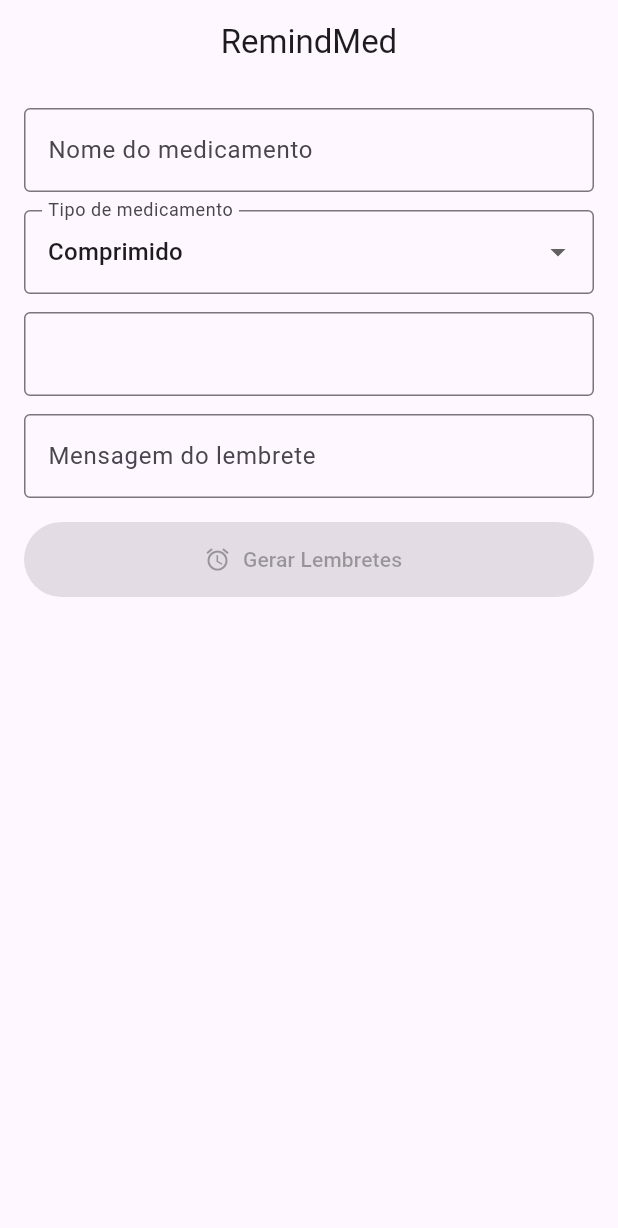
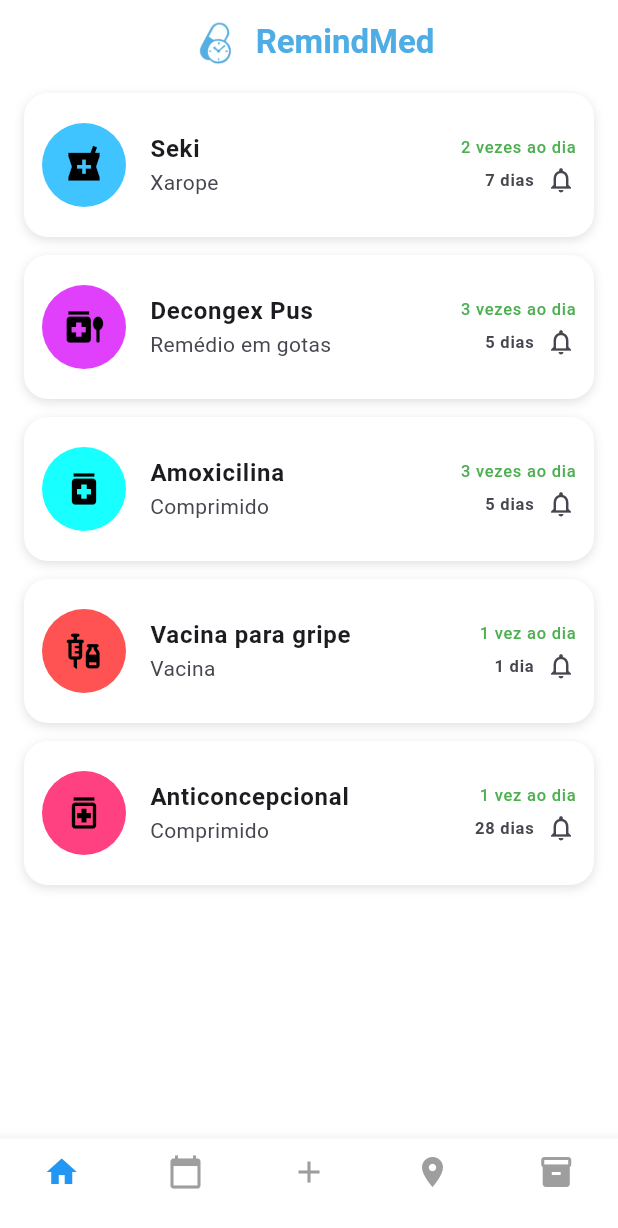
Before and after one commit to juschmidtt/remindmed, a Flutter app: the screen it shows after launch, on a phone screen of 412 x 824 dp. Shown: the top 1228 px of the screen. Run offline on Flutter 3.47's test engine with Material 3 defaults, Android fonts, the phone set to English and light mode, and no system bars.

Commit message:
Update tela_inicial.dart

```diff
--- a/remindmed/lib/tela_inicial.dart
+++ b/remindmed/lib/tela_inicial.dart
@@ -1,49 +1,39 @@
 import 'package:flutter/material.dart';
 
-void main() {
-  runApp(const MyApp());
+class DetalheRemedioPage extends StatefulWidget {
+  final Map<String, dynamic> remedio;
+
+  const DetalheRemedioPage({super.key, required this.remedio});
+
+  @override
+  State<DetalheRemedioPage> createState() => _DetalheRemedioPageState();
 }
 
-enum TipoMedicamento { comprimido, xarope, vacina }
+class _DetalheRemedioPageState extends State<DetalheRemedioPage> {
+  int comprimidos = 3;
+  List<TimeOfDay> horarios = [
+    const TimeOfDay(hour: 8, minute: 30),
+    const TimeOfDay(hour: 16, minute: 30),
+    const TimeOfDay(hour: 0, minute: 30),
+  ];
 
-class Medicamento {
-  String nome;
-  TipoMedicamento tipo;
-  int quantidade;
-  String mensagemLembrete;
+  String formatarHora(TimeOfDay t) {
+    final h = t.hour.toString().padLeft(2, '0');
+    final m = t.minute.toString().padLeft(2, '0');
+    return '$h:$m';
+  }
 
-  Medicamento({
-    required this.nome,
-    required this.tipo,
-    required this.quantidade,
-    required this.mensagemLembrete,
-  }) {
-    if (tipo == TipoMedicamento.comprimido && quantidade > 5) {
-      this.quantidade = 5;
+  Future<void> editarHorario(int index) async {
+    final novo = await showTimePicker(
+      context: context,
+      initialTime: horarios[index],
+    );
+    if (novo != null) {
+      setState(() {
+        horarios[index] = novo;
+      });
     }
   }
-
-  List<String> gerarLembretes() {
-    if (tipo == TipoMedicamento.comprimido) {
-      return List.generate(
-        quantidade,
-        (index) => 'Comprimido ${index + 1}: $mensagemLembrete',
-      );
-    } else if (tipo == TipoMedicamento.xarope) {
-      return ['Tomar xarope: $mensagemLembrete'];
-    } else if (tipo == TipoMedicamento.vacina) {
-      return List.generate(
-        quantidade,
-        (index) => 'Dose anual ${index + 1}: $mensagemLembrete',
-      );
-    } else {
-      return ['Lembrete: $mensagemLembrete'];
-    }
-  }
-}
-
-class MyApp extends StatelessWidget {
-  const MyApp({super.key});
 
   @override
   Widget build(BuildContext context) {
@@ -120,7 +110,7 @@ class MyApp extends StatelessWidget {
                       Text(
                         '$comprimidos',
                         style: const TextStyle(
-                          color: Colors.red,
+                          color: Color.fromARGB(255, 78, 173, 228),
                           fontWeight: FontWeight.bold,
                           fontSize: 16,
                         ),
@@ -196,18 +186,13 @@ class TelaInicial extends StatefulWidget {
 }
 
 class _TelaInicialState extends State<TelaInicial> {
-  final _formKey = GlobalKey<FormState>();
-  String _nome = '';
-  TipoMedicamento _tipo = TipoMedicamento.comprimido;
-  int _quantidade = 1;
-  String _mensagem = '';
-  List<String> _lembretes = [];
+  int _indiceSelecionado = 0;
 
   void _aoTocar(int index) {
     setState(() {
       _indiceSelecionado = index;
     });
-    // Adicione navegação futura aqui se quiser
+
   }
 
   final List<Map<String, dynamic>> remedios = [
@@ -256,111 +241,110 @@ class _TelaInicialState extends State<TelaInicial> {
   @override
   Widget build(BuildContext context) {
     return Scaffold(
+      backgroundColor: Colors.white,
       appBar: AppBar(
-        title: const Text('RemindMed'),
+        backgroundColor: Colors.white,
+        elevation: 0,
+        shadowColor: Colors.transparent,
         centerTitle: true,
-      ),
-      body: SingleChildScrollView(
-        padding: const EdgeInsets.all(16),
-        child: Column(
+        title: Row(
+          mainAxisSize: MainAxisSize.min,
           children: [
-            Form(
-              key: _formKey,
-              child: Column(
-                children: [
-                  TextFormField(
-                    decoration: const InputDecoration(
-                      labelText: 'Nome do medicamento',
-                      border: OutlineInputBorder(),
-                    ),
-                    onSaved: (value) => _nome = value!.trim(),
-                    validator: (value) =>
-                        value == null || value.trim().isEmpty
-                            ? 'Informe o nome do medicamento'
-                            : null,
-                  ),
-                  const SizedBox(height: 12),
-                  DropdownButtonFormField<TipoMedicamento>(
-                    decoration: const InputDecoration(
-                      labelText: 'Tipo de medicamento',
-                      border: OutlineInputBorder(),
-                    ),
-                    value: _tipo,
-                    items: TipoMedicamento.values.map((tipo) {
-                      return DropdownMenuItem(
-                        value: tipo,
-                        child: Text(tipo.name[0].toUpperCase() +
-                            tipo.name.substring(1)),
-                      );
-                    }).toList(),
-                    onChanged: (value) {
-                      setState(() {
-                        _tipo = value!;
-                      });
-                    },
-                  ),
-                  const SizedBox(height: 12),
-                  TextFormField(
-                    decoration: InputDecoration(
-                      labelText: _getQuantidadeLabel(),
-                      border: const OutlineInputBorder(),
-                    ),
-                    keyboardType: TextInputType.number,
-                    onSaved: (value) =>
-                        _quantidade = int.tryParse(value!) ?? 1,
-                    validator: (value) {
-                      final v = int.tryParse(value ?? '');
-                      if (v == null || v < 1) {
-                        return 'Informe um número válido';
-                      }
-                      return null;
-                    },
-                  ),
-                  const SizedBox(height: 12),
-                  TextFormField(
-                    decoration: const InputDecoration(
-                      labelText: 'Mensagem do lembrete',
-                      border: OutlineInputBorder(),
-                    ),
-                    onSaved: (value) => _mensagem = value!.trim(),
-                    validator: (value) =>
-                        value == null || value.trim().isEmpty
-                            ? 'Escreva uma mensagem'
-                            : null,
-                  ),
-                  const SizedBox(height: 16),
-                  ElevatedButton.icon(
-                    onPressed: _gerarLembretes,
-                    icon: const Icon(Icons.alarm),
-                    label: const Text('Gerar Lembretes'),
-                    style: ElevatedButton.styleFrom(
-                      minimumSize: const Size(double.infinity, 50),
+            Image.asset('assets/images/logo.png', width: 40),
+            const SizedBox(width: 8),
+            const Text(
+              'RemindMed',
+              style: TextStyle(
+                fontSize: 22,
+                fontWeight: FontWeight.bold,
+                color: Color.fromARGB(255, 78, 173, 228),
               ),
             ),
           ],
         ),
       ),
-            const SizedBox(height: 24),
-            if (_lembretes.isNotEmpty) ...[
-              const Text(
-                'Lembretes gerados:',
-                style: TextStyle(fontSize: 18, fontWeight: FontWeight.bold),
+      body: ListView.builder(
+        itemCount: remedios.length,
+        itemBuilder: (context, index) {
+          final r = remedios[index];
+          return Padding(
+            padding: const EdgeInsets.symmetric(horizontal: 16, vertical: 6),
+            child: GestureDetector(
+              onTap: () {
+                Navigator.push(
+                  context,
+                  MaterialPageRoute(
+                    builder: (context) => DetalheRemedioPage(remedio: r),
                   ),
-              const SizedBox(height: 8),
-              ListView.builder(
-                shrinkWrap: true,
-                physics: const NeverScrollableScrollPhysics(),
-                itemCount: _lembretes.length,
-                itemBuilder: (context, index) {
-                  return Card(
+                );
+              },
+              child: Container(
+                decoration: BoxDecoration(
+                  color: Colors.white,
+                  borderRadius: BorderRadius.circular(16),
+                  boxShadow: [
+                    BoxShadow(
+                      color: Colors.grey.shade300,
+                      blurRadius: 5,
+                      offset: const Offset(0, 2),
+                    )
+                  ],
+                ),
                 child: ListTile(
-                      leading: const Icon(Icons.medication),
-                      title: Text(_lembretes[index]),
+                  contentPadding: const EdgeInsets.all(12),
+                  leading: CircleAvatar(
+                    backgroundColor: r['cor'],
+                    radius: 28,
+                    child: Icon(r['icone'], color: Colors.black, size: 28),
+                  ),
+                  title: Text(
+                    r['nome'],
+                    style: const TextStyle(fontWeight: FontWeight.bold),
+                  ),
+                  subtitle: Text(r['tipo']),
+                  trailing: Column(
+                    crossAxisAlignment: CrossAxisAlignment.end,
+                    mainAxisAlignment: MainAxisAlignment.center,
+                    children: [
+                      Text(
+                        r['frequencia'],
+                        style: const TextStyle(color: Colors.green),
+                      ),
+                      const SizedBox(height: 4),
+                      Row(
+                        mainAxisSize: MainAxisSize.min,
+                        children: [
+                          Text(
+                            r['duracao'],
+                            style: const TextStyle(fontWeight: FontWeight.bold),
+                          ),
+                          const SizedBox(width: 8),
+                          const Icon(Icons.notifications_none, size: 20),
+                        ],
+                      ),
+                    ],
+                  ),
+                ),
+              ),
             ),
           );
         },
       ),
-            ],
+      bottomNavigationBar: SizedBox(
+        height: 65,
+        child: BottomNavigationBar(
+          backgroundColor: Colors.white,
+          currentIndex: _indiceSelecionado,
+          onTap: _aoTocar,
+          type: BottomNavigationBarType.fixed,
+          selectedItemColor: Colors.blue,
+          unselectedItemColor: Colors.grey,
+          items: const [
+            BottomNavigationBarItem(icon: Icon(Icons.home), label: ''),
+            BottomNavigationBarItem(icon: Icon(Icons.calendar_today), label: ''),
+            BottomNavigationBarItem(icon: Icon(Icons.add), label: ''),
+            BottomNavigationBarItem(icon: Icon(Icons.place), label: ''),
+            BottomNavigationBarItem(icon: Icon(Icons.inventory_2), label: ''),
           ],
         ),
       ),
```
Lines whose indentation alone changed are shown as unchanged.
